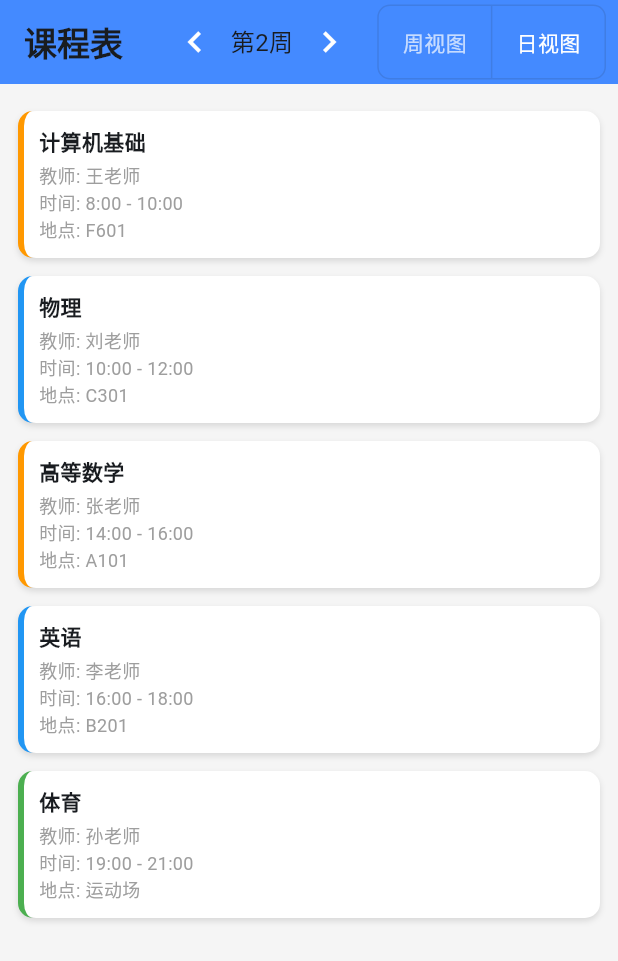
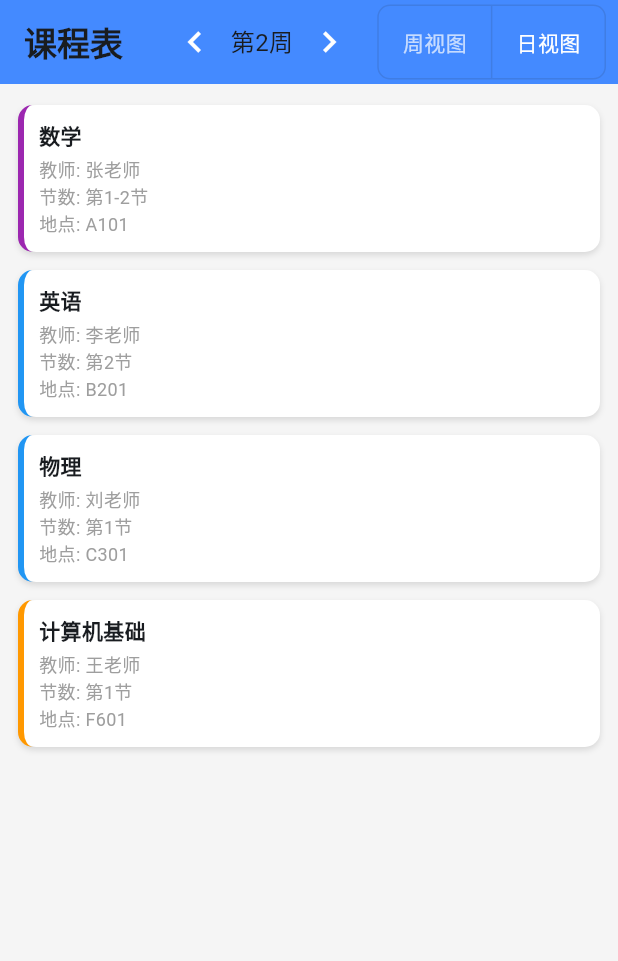
Before and after one commit to wykwey/YIKE-, a Flutter app: the screen it shows after launch, after a tap on the "chevron right" icon, after a tap on "日视图", on a phone screen of 412 x 824 dp. Shown: the top 961 px of the screen. Run offline on Flutter 3.47's test engine with Material 3 defaults, Android fonts, the phone set to English and light mode, and no system bars; Roboto replaces fonts that are missing (PingFang).

Commit message:
课程节数优化

```diff
--- /dev/null
+++ b/lib/data/courses.dart
@@ -0,0 +1,65 @@
+class Course {
+  final String name;
+  final String teacher;
+  final String location;
+  final List<Map<String, dynamic>> schedules;
+
+  const Course(this.name, this.teacher, this.location, this.schedules);
+
+  factory Course.empty() => const Course('', '', '', []);
+
+  bool get isEmpty => name.isEmpty;
+
+  // 获取课程所有节数的描述
+  String get allPeriodsDescription {
+    if (schedules.isEmpty) return "无安排";
+    return schedules.map((schedule) =>
+      "${weekDays[schedule['day']-1]}第${schedule['periods'].join('-')}节"
+    ).join("，");
+  }
+
+  // 获取课程所有周次的描述
+  String get allWeeksDescription {
+    if (schedules.isEmpty) return "无安排";
+    return schedules.map((schedule) =>
+      "${weekDays[schedule['day']-1]}(${schedule['weekPattern']})"
+    ).join("，");
+  }
+
+  bool isInWeek(int week, int day, int period) {
+    return schedules.any((schedule) =>
+      schedule['day'] == day &&
+      schedule['periods'].contains(period) &&
+      (schedule['weekPattern'] == 'all' ||
+       schedule['weekPattern'].split(',').contains(week.toString())));
+  }
+}
+
+final List<Course> allCourses = [
+  Course('数学', '张老师', 'A101', [
+    {'day': 1, 'periods': [1, 2], 'weekPattern': '1,3,5'},
+    {'day': 3, 'periods': [3], 'weekPattern': '2,4,6'}
+  ]),
+  Course('英语', '李老师', 'B201', [
+    {'day': 2, 'periods': [2], 'weekPattern': 'all'},
+    {'day': 4, 'periods': [3, 4], 'weekPattern': '1-16'}
+  ]),
+  Course('物理', '刘老师', 'C301', [
+    {'day': 2, 'periods': [1], 'weekPattern': '1,3,5'},
+    {'day': 4, 'periods': [2], 'weekPattern': '2,4,6'}
+  ]),
+  Course('化学', '王老师', 'D401', [
+    {'day': 1, 'periods': [3], 'weekPattern': '1-16'}
+  ]),
+  Course('生物', '赵老师', 'E501', [
+    {'day': 5, 'periods': [4,5], 'weekPattern': '1,3,5,7'}
+  ]),
+  Course('计算机基础', '王老师', 'F601', [
+    {'day': 1, 'periods': [1], 'weekPattern': '2,4,6'}
+  ]),
+  Course('体育', '孙老师', '运动场', [
+    {'day': 5, 'periods': [5], 'weekPattern': '1,3,5'}
+  ])
+];
+
+final List<String> weekDays = ['周一', '周二', '周三', '周四', '周五', '周六', '周日'];
--- a/lib/main.dart
+++ b/lib/main.dart
@@ -1,4 +1,5 @@
 import 'package:flutter/material.dart';
+import 'data/courses.dart';
 
 void main() {
   runApp(const MyApp());
@@ -32,32 +33,16 @@ class _CourseScheduleScreenState extends State<CourseScheduleScreen> {
   int currentWeek = 1;
   String selectedView = '周视图';
 
-  static const List<String> weekDays = ['周一', '周二', '周三', '周四', '周五', '周六', '周日'];
+  List<Course> getWeekCourses(int week) {
+    return allCourses.where((course) {
+      return course.schedules.any((schedule) {
+        return schedule['weekPattern'] == 'all' ||
+               schedule['weekPattern'].split(',').contains(week.toString());
+      });
+    }).toList();
+  }
 
-  final Map<int, List<Course>> weekCourses = {
-    1: [
-      const Course('数学', '张老师', '周一', '8:00 - 10:00', 'A101'),
-      const Course('英语', '李老师', '周二', '10:00 - 12:00', 'B201'),
-      const Course('物理', '刘老师', '周三', '14:00 - 16:00', 'C301'),
-      const Course('化学', '王老师', '周四', '16:00 - 18:00', 'D401'),
-      const Course('生物', '赵老师', '周五', '19:00 - 21:00', 'E501'),
-    ],
-    2: [
-      const Course('计算机基础', '王老师', '周一', '8:00 - 10:00', 'F601'),
-      const Course('物理', '刘老师', '周二', '10:00 - 12:00', 'C301'),
-      const Course('高等数学', '张老师', '周三', '14:00 - 16:00', 'A101'),
-      const Course('英语', '李老师', '周四', '16:00 - 18:00', 'B201'),
-      const Course('体育', '孙老师', '周五', '19:00 - 21:00', '运动场'),
-    ],
-  };
-
-  final List<String> timeSlots = [
-    '8:00 - 10:00',
-    '10:00 - 12:00',
-    '14:00 - 16:00',
-    '16:00 - 18:00',
-    '19:00 - 21:00',
-  ];
+  final int maxPeriods = 5; // 最多5节课，节数 1-5
 
   @override
   Widget build(BuildContext context) {
@@ -107,12 +92,12 @@ class _CourseScheduleScreenState extends State<CourseScheduleScreen> {
               boxShadow: const [BoxShadow(color: Colors.black12, blurRadius: 4, offset: Offset(0, 2))],
             ),
             alignment: Alignment.center,
-            child: const Text('时间', style: TextStyle(color: Colors.white, fontWeight: FontWeight.bold)),
+            child: const Text('节数', style: TextStyle(color: Colors.white, fontWeight: FontWeight.bold)),
           ),
           Expanded(
             child: Row(
-              children: weekDays.map((day) {
-                return Flexible(
+              children: List.generate(7, (index) {
+                return Expanded(
                   child: Container(
                     margin: const EdgeInsets.symmetric(horizontal: 2),
                     padding: const EdgeInsets.symmetric(vertical: 12),
@@ -122,10 +107,11 @@ class _CourseScheduleScreenState extends State<CourseScheduleScreen> {
                       boxShadow: const [BoxShadow(color: Colors.black12, blurRadius: 4, offset: Offset(0, 2))],
                     ),
                     alignment: Alignment.center,
-                    child: Text(day, style: const TextStyle(color: Colors.white, fontWeight: FontWeight.bold)),
+                    child: Text(weekDays[index],
+                        style: const TextStyle(color: Colors.white, fontWeight: FontWeight.bold)),
                   ),
                 );
-              }).toList(),
+              }),
             ),
           ),
         ],
@@ -133,20 +119,25 @@ class _CourseScheduleScreenState extends State<CourseScheduleScreen> {
     );
   }
 
-  // 修改 _buildWeekView() 方法
   Widget _buildWeekView() {
-    List<Course> currentCourses = weekCourses[currentWeek] ?? [];
+    List<Course> currentCourses = getWeekCourses(currentWeek);
 
     return LayoutBuilder(
       builder: (context, constraints) {
-        // 根据屏幕尺寸计算合适的单元格高度
-        double minHeight = 80.0; // 最小高度
+        double minHeight = 80.0;
+        double maxHeight = 120.0;
         double calculatedHeight = constraints.maxWidth / 8;
-        double cellHeight = calculatedHeight < minHeight ? minHeight : calculatedHeight;
+        double cellHeight = calculatedHeight.clamp(minHeight, maxHeight);
 
-        return ListView.builder(
-          itemCount: timeSlots.length,
-          itemBuilder: (context, index) {
+        double totalContentHeight = cellHeight * maxPeriods;
+
+        if (totalContentHeight < constraints.maxHeight) {
+          cellHeight = constraints.maxHeight / maxPeriods;
+        }
+
+        return SingleChildScrollView(
+          child: Column(
+            children: List.generate(maxPeriods, (index) {
               return Container(
                 margin: const EdgeInsets.symmetric(horizontal: 12, vertical: 4),
                 height: cellHeight,
@@ -155,15 +146,16 @@ class _CourseScheduleScreenState extends State<CourseScheduleScreen> {
                   children: [
                     SizedBox(
                       width: 70,
-                    child: _buildFixedTimeSlotColumn(timeSlots[index], index),
+                      child: _buildPeriodLabel(index + 1),
                     ),
                     Expanded(
                       child: Row(
                         crossAxisAlignment: CrossAxisAlignment.stretch,
                         children: List.generate(7, (dayIndex) {
-                        String day = weekDays[dayIndex];
-                        Course course = currentCourses.firstWhere(
-                          (c) => c.day == day && c.time == timeSlots[index],
+                          int day = dayIndex + 1;
+                          var course = currentCourses.firstWhere(
+                            (c) => c.schedules.any((s) =>
+                              s['day'] == day && s['periods'].contains(index + 1)),
                             orElse: () => Course.empty(),
                           );
                           return Expanded(child: _buildCourseCell(course));
@@ -173,22 +165,38 @@ class _CourseScheduleScreenState extends State<CourseScheduleScreen> {
                   ],
                 ),
               );
-          },
+            }),
+          ),
         );
       },
     );
   }
 
   Widget _buildDayView() {
-    List<Course> currentCourses = weekCourses[currentWeek] ?? [];
+    List<Course> currentCourses = getWeekCourses(currentWeek);
 
-    return ListView(
-      padding: const EdgeInsets.all(12),
-      children: currentCourses.map((course) => _buildCourseCard(course)).toList(),
+    return ListView.builder(
+      padding: const EdgeInsets.symmetric(vertical: 8),
+      itemCount: currentCourses.length,
+      itemBuilder: (context, index) {
+        return _buildCourseCard(currentCourses[index]);
+      },
     );
   }
 
-  // 修改 _buildCourseCell() 方法
+  Widget _buildPeriodLabel(int period) {
+    return Container(
+      margin: const EdgeInsets.only(right: 8),
+      decoration: BoxDecoration(
+        color: Colors.blue[50],
+        borderRadius: BorderRadius.circular(8),
+        border: Border.all(color: Colors.blueAccent),
+      ),
+      alignment: Alignment.center,
+      child: Text('第$period节', style: const TextStyle(fontWeight: FontWeight.bold)),
+    );
+  }
+
   Widget _buildCourseCell(Course course) {
     if (course.isEmpty) {
       return Container(
@@ -203,13 +211,6 @@ class _CourseScheduleScreenState extends State<CourseScheduleScreen> {
 
     Color borderColor = _getCourseColor(course.name);
 
-    return LayoutBuilder(
-      builder: (context, constraints) {
-        // 根据可用高度调整字体大小
-        double availableHeight = constraints.maxHeight;
-        double fontSize = availableHeight < 100 ? 11 : 13;
-        double smallFontSize = fontSize - 2;
-
     return Container(
       margin: const EdgeInsets.all(2),
       padding: const EdgeInsets.all(4),
@@ -220,88 +221,24 @@ class _CourseScheduleScreenState extends State<CourseScheduleScreen> {
         boxShadow: const [BoxShadow(color: Colors.black12, blurRadius: 3, offset: Offset(0, 2))],
       ),
       child: Column(
-            mainAxisSize: MainAxisSize.min,
         mainAxisAlignment: MainAxisAlignment.center,
         crossAxisAlignment: CrossAxisAlignment.start,
         children: [
-              Text(
-                course.name,
-                style: TextStyle(
-                  fontWeight: FontWeight.bold,
-                  fontSize: fontSize,
-                ),
-                overflow: TextOverflow.ellipsis,
-              ),
-              const SizedBox(height: 1),
-              Text(
-                course.teacher,
-                style: TextStyle(
-                  fontSize: smallFontSize,
-                  color: Colors.grey,
-                ),
-                overflow: TextOverflow.ellipsis,
-              ),
-              Text(
-                course.location,
-                style: TextStyle(
-                  fontSize: smallFontSize,
-                  color: Colors.grey,
-                ),
-                overflow: TextOverflow.ellipsis,
-              ),
+          Text(course.name, style: const TextStyle(fontWeight: FontWeight.bold, fontSize: 13)),
+          const SizedBox(height: 2),
+          Text(course.teacher, style: const TextStyle(fontSize: 11, color: Colors.grey)),
+          Text(course.location, style: const TextStyle(fontSize: 11, color: Colors.grey)),
         ],
       ),
-        );
-      },
-    );
-  }
-
-  // 修改 _buildFixedTimeSlotColumn() 方法
-  Widget _buildFixedTimeSlotColumn(String timeSlot, int index) {
-    return LayoutBuilder(
-      builder: (context, constraints) {
-        double availableHeight = constraints.maxHeight;
-        double fontSize = availableHeight < 100 ? 11 : 13;
-        double smallFontSize = fontSize - 2;
-
-        return Container(
-          margin: const EdgeInsets.only(right: 8),
-          padding: const EdgeInsets.all(4),
-          decoration: BoxDecoration(
-            color: Colors.blue[50],
-            borderRadius: BorderRadius.circular(8),
-            border: Border.all(color: Colors.blueAccent),
-          ),
-          child: Column(
-            mainAxisAlignment: MainAxisAlignment.center,
-            children: [
-              Text(
-                '第${index + 1}节',
-                style: TextStyle(
-                  fontWeight: FontWeight.bold,
-                  fontSize: fontSize,
-                ),
-              ),
-              const SizedBox(height: 2),
-              Text(
-                timeSlot,
-                style: TextStyle(
-                  fontSize: smallFontSize,
-                ),
-                textAlign: TextAlign.center,
-              ),
-            ],
-          ),
-        );
-      },
     );
   }
 
   Widget _buildCourseCard(Course course) {
     Color borderColor = _getCourseColor(course.name);
+    final schedule = course.schedules.first;
 
     return Container(
-      margin: const EdgeInsets.symmetric(vertical: 6),
+      margin: const EdgeInsets.symmetric(vertical: 6, horizontal: 12),
       padding: const EdgeInsets.all(10),
       decoration: BoxDecoration(
         color: Colors.white,
@@ -315,7 +252,7 @@ class _CourseScheduleScreenState extends State<CourseScheduleScreen> {
           Text(course.name, style: const TextStyle(fontWeight: FontWeight.bold, fontSize: 14)),
           const SizedBox(height: 4),
           Text('教师: ${course.teacher}', style: const TextStyle(fontSize: 12, color: Colors.grey)),
-          Text('时间: ${course.time}', style: const TextStyle(fontSize: 12, color: Colors.grey)),
+          Text('节数: 第${schedule['periods'].join('-')}节', style: const TextStyle(fontSize: 12, color: Colors.grey)),
           Text('地点: ${course.location}', style: const TextStyle(fontSize: 12, color: Colors.grey)),
         ],
       ),
@@ -355,9 +292,7 @@ class _CourseScheduleScreenState extends State<CourseScheduleScreen> {
   }
 
   void _nextWeek() {
-    if (currentWeek < weekCourses.keys.length) {
     setState(() => currentWeek++);
-    }
   }
 
   Color _getCourseColor(String name) {
@@ -365,17 +300,3 @@ class _CourseScheduleScreenState extends State<CourseScheduleScreen> {
     return colors[name.hashCode % colors.length];
   }
 }
-
-class Course {
-  final String name;
-  final String teacher;
-  final String day;
-  final String time;
-  final String location;
-
-  const Course(this.name, this.teacher, this.day, this.time, this.location);
-
-  factory Course.empty() => const Course('', '', '', '', '');
-
-  bool get isEmpty => name.isEmpty;
-}
```
Lines whose indentation alone changed are shown as unchanged.
